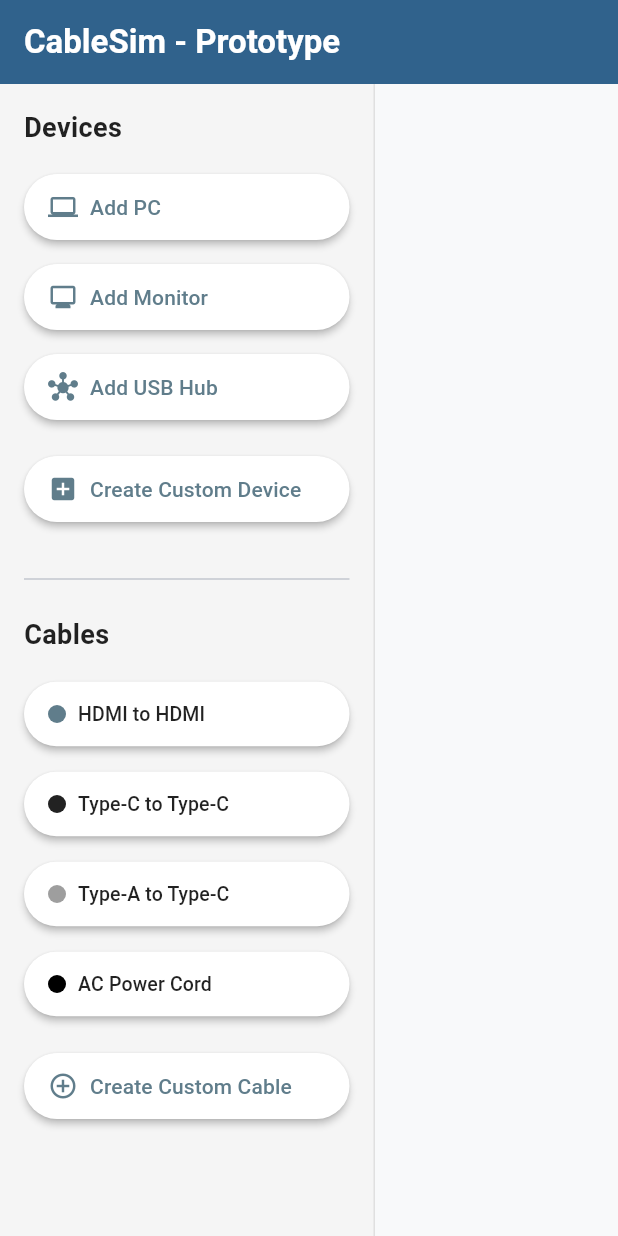
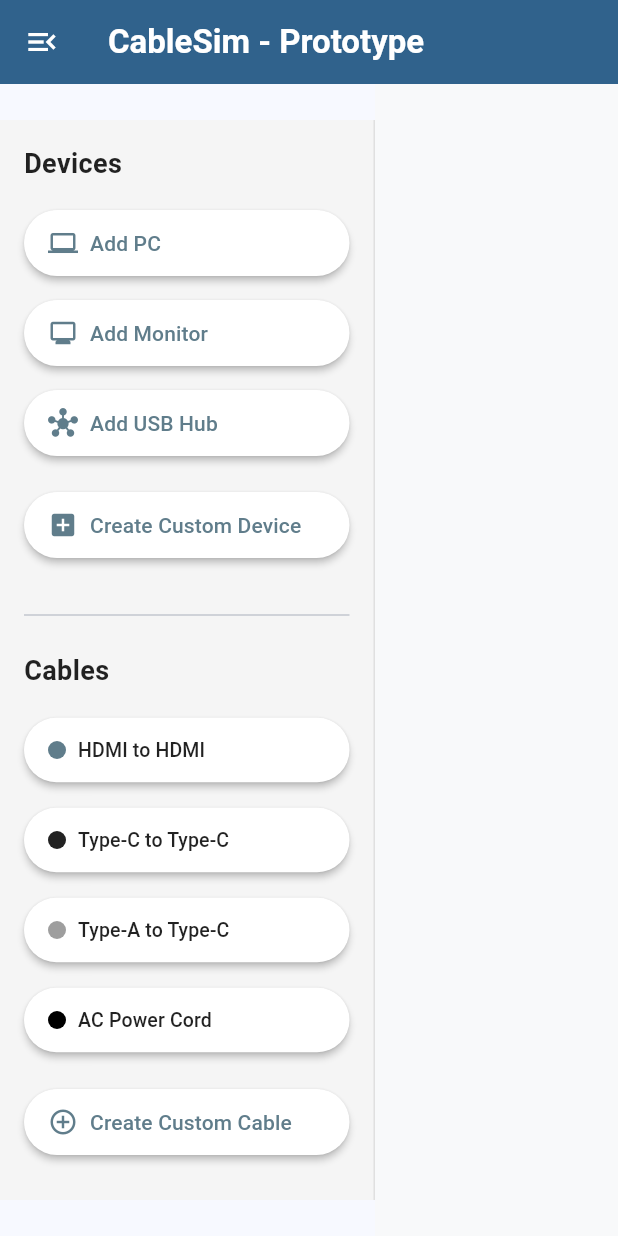
Before and after one commit to fyhw117/CableSim, a Flutter app: the screen it shows after launch, on a phone screen of 412 x 824 dp. Run offline on Flutter 3.47's test engine with Material 3 defaults, Android fonts, the phone set to English and light mode, and no system bars.

Commit message:
サイドバーをたためるように改修した。

```diff
--- a/lib/main.dart
+++ b/lib/main.dart
@@ -183,6 +183,9 @@
   // Selection state
   String? selectedNodeId;
   String? selectedCableId;
+
+  // Sidebar state
+  bool isSidebarOpen = true;
 
   void _addDevice(String name) {
     List<DevicePort> presetPorts = [];
@@ -655,6 +658,15 @@
         ),
         backgroundColor: Theme.of(context).colorScheme.primary,
         elevation: 0,
+        leading: IconButton(
+          icon: Icon(isSidebarOpen ? Icons.menu_open : Icons.menu, color: Colors.white),
+          tooltip: 'Toggle Sidebar',
+          onPressed: () {
+            setState(() {
+              isSidebarOpen = !isSidebarOpen;
+            });
+          },
+        ),
         actions: [
           if (selectedNodeId != null || selectedCableId != null)
             IconButton(
@@ -675,14 +687,21 @@
       body: Row(
         children: [
           // Sidebar
-          Container(
-            width: 250,
+          AnimatedContainer(
+            duration: const Duration(milliseconds: 300),
+            curve: Curves.easeInOut,
+            width: isSidebarOpen ? 250 : 0,
             decoration: BoxDecoration(
               color: Colors.grey[100],
               border: Border(right: BorderSide(color: Colors.grey[300]!)),
             ),
-            child: ListView(
+            child: SingleChildScrollView(
+              child: SizedBox(
+                width: 250,
+                child: Padding(
                   padding: const EdgeInsets.all(16),
+                  child: Column(
+                    crossAxisAlignment: CrossAxisAlignment.stretch,
                     children: [
                       const Text(
                         'Devices',
@@ -733,6 +752,9 @@
                         _showCustomCableDialog,
                       ),
                     ],
+                  ),
+                ),
+              ),
             ),
           ),
           // Canvas
```
Lines whose indentation alone changed are shown as unchanged.
